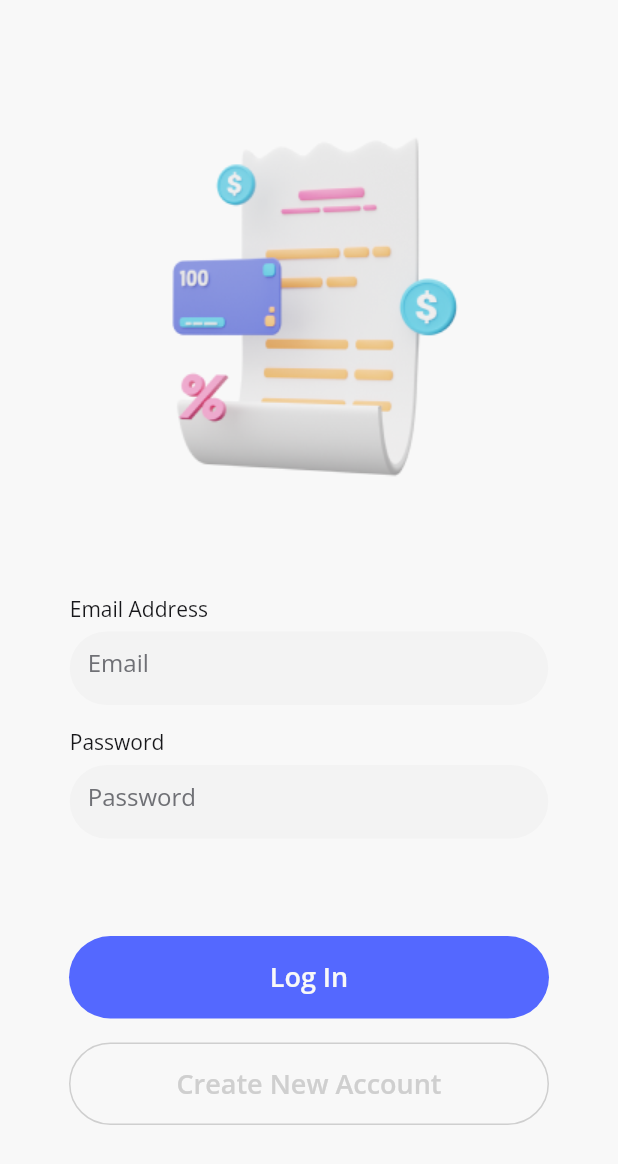
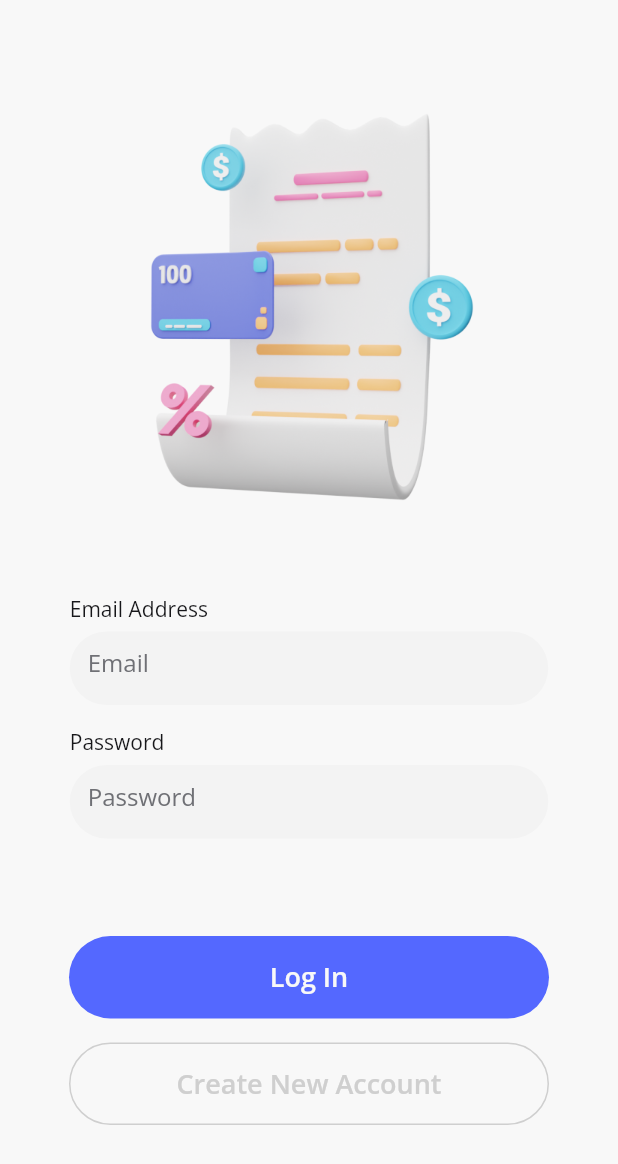
Before and after one commit to irmanyazid/sevendays, a Flutter app: the screen it shows after launch, on a phone screen of 412 x 824 dp. Shown: the top 1164 px of the screen. Run offline on Flutter 3.47's test engine with Material 2 defaults, Android fonts, the phone set to English and light mode, and no system bars; our stand-ins replace google_fonts.

```diff
--- a/lib/pages/second_sign_in.dart
+++ b/lib/pages/second_sign_in.dart
@@ -19,7 +19,7 @@ class SecondSignIn extends StatelessWidget {
             children: [
               Center(
                 child: Image.asset(
-                  'assets/paper_icon.png',
+                  'assets/paper_illustration.png',
                   width: 245,
                   height: 279,
                 ),
```
